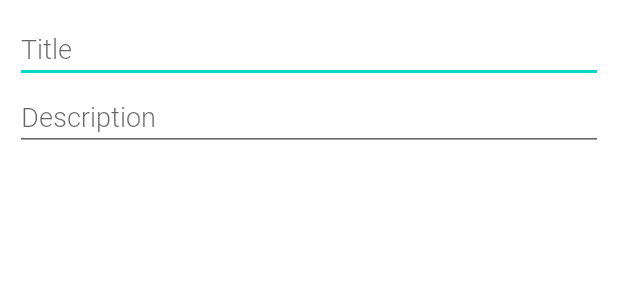
After one commit to Marko1990x/noteKeeperKotlin, an Android app: the layout dialog.xml on its own in the app's theme, with its tools: preview values and no code run, on a phone screen of 412 x 824 dp. The commit adds this screen. Shown: the top 300 px of the screen. Run offline under Robolectric (Android 15) with nearby library versions, the phone set to English and light mode, and no system bars.

Commit message:
finished program

```diff
--- a/app/src/main/res/layout/card_cycler.xml
+++ b/app/src/main/res/layout/card_cycler.xml
@@ -22,6 +22,9 @@
         android:contentDescription="@string/note_icon" />
 
     <TextView
+        style="@style/TextAppearance.AppCompat.Body1"
+        android:textStyle="bold"
+        android:textAllCaps="true"
         android:id="@+id/noteTitleText"
         android:layout_width="match_parent"
         android:layout_height="wrap_content"
@@ -33,9 +36,12 @@
         android:textSize="18sp" />
 
     <TextView
+        style="@style/TextAppearance.AppCompat.Body2"
         android:id="@+id/noteContentText"
         android:layout_width="match_parent"
         android:layout_height="150dp"
+        android:textSize="18sp"
+        android:textStyle="bold"
         android:layout_below="@id/noteIcon"
         android:layout_marginTop="5dp"
         android:layout_marginBottom="5dp"
--- /dev/null
+++ b/app/src/main/res/layout/dialog.xml
@@ -0,0 +1,23 @@
+<?xml version="1.0" encoding="utf-8"?>
+<RelativeLayout xmlns:android="http://schemas.android.com/apk/res/android"
+    android:layout_width="match_parent"
+    android:layout_height="wrap_content"
+    android:padding="10dp"
+    >
+
+    <EditText
+        android:id="@+id/editTextTitleDialog"
+        android:hint="@string/title"
+        android:layout_width="match_parent"
+        android:layout_height="wrap_content"
+        android:inputType="text" />
+    <EditText
+        android:layout_below="@id/editTextTitleDialog"
+        android:hint="@string/description"
+        android:id="@+id/editTextSubjectDialog"
+        android:layout_width="match_parent"
+        android:layout_height="wrap_content"
+        android:inputType="text"
+        />
+
+</RelativeLayout>
--- a/app/src/main/res/values/strings.xml
+++ b/app/src/main/res/values/strings.xml
@@ -4,4 +4,6 @@
     <string name="note_done_button">note done button</string>
     <string name="addnote">addNote</string>
     <string name="deleteallnotes">deleteAllNotes</string>
+    <string name="description">Description</string>
+    <string name="title">Title</string>
 </resources>
```
Also changed, not shown: app/src/main/java/markodunovic/web/app/notekeeper/MainActivity.kt (+45 -11 lines), app/src/main/java/markodunovic/web/app/notekeeper/SharedPrefs.kt (added, +19 -0 lines), app/src/main/java/markodunovic/web/app/notekeeper/dialog/MyDialog.kt (added, +46 -0 lines), app/src/main/java/markodunovic/web/app/notekeeper/dialog/MyDialog2.kt (added, +46 -0 lines), app/src/main/java/markodunovic/web/app/notekeeper/listener/DialogOnClickListener.kt (added, +8 -0 lines).
